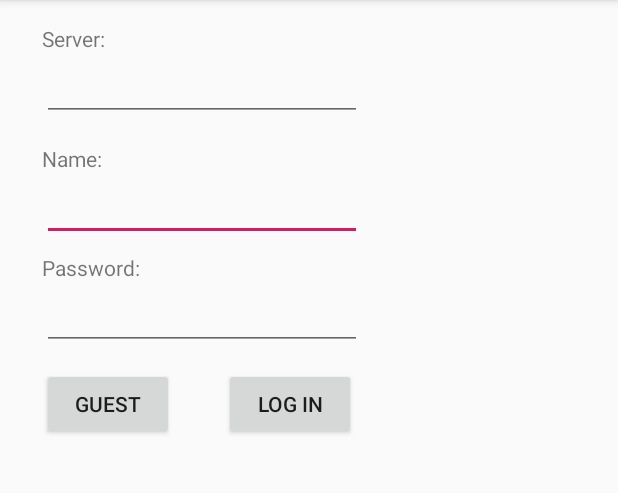
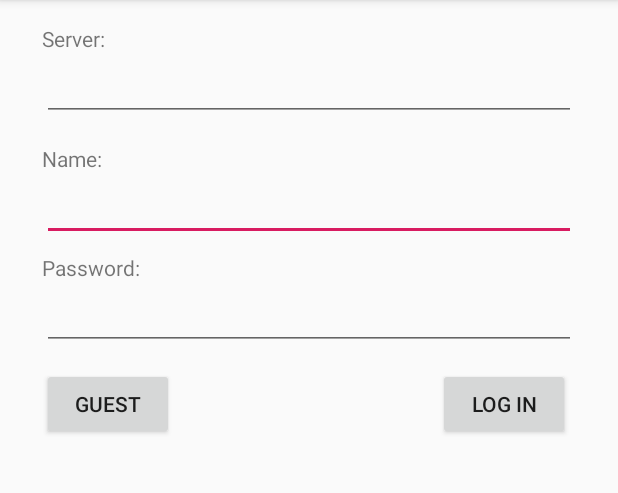
Before and after one commit to AntonEstrela/Proyecto_pes_android, an Android app: the screen it shows after launch (MainActivity), on a phone screen of 412 x 824 dp, the part 84-577 px from its top. Run offline under Robolectric (Android 15) with nearby library versions, the phone set to English and light mode, and no system bars.

Commit message:
ahora ya si?

```diff
--- a/app/src/main/java/com/pes/proyecto/CansonsRecyclerViewAdapter.java
+++ b/app/src/main/java/com/pes/proyecto/CansonsRecyclerViewAdapter.java
@@ -90,8 +90,8 @@ public class CansonsRecyclerViewAdapter extends RecyclerView.Adapter<CansonsRecy
                     new AlertDialog.Builder(context)
                             .setTitle(name2 + " lyrics:")
                             .setMessage(lyrics2)
-                            .setPositiveButton(android.R.string.ok, null)
-                            .setNegativeButton("Delete", new DialogInterface.OnClickListener() {
+                            .setPositiveButton(android.R.string.cancel, null)
+                            .setNegativeButton("Delete song", new DialogInterface.OnClickListener() {
                                 @Override
                                 public void onClick(DialogInterface dialog, int which) {
                                     Delete(name2);
@@ -119,13 +119,14 @@ public class CansonsRecyclerViewAdapter extends RecyclerView.Adapter<CansonsRecy
     }
 
     private static class PostDelete extends HttpPost{
-        public PostDelete(Context context) {
+        PostDelete(Context context) {
             super(context);
         }
 
         @Override
         protected void onPostExecute(String s){
             Toast.makeText(contextWeakReference.get(), s, Toast.LENGTH_SHORT).show();
+
         }
     }
 
--- a/app/src/main/java/com/pes/proyecto/HttpPost.java
+++ b/app/src/main/java/com/pes/proyecto/HttpPost.java
@@ -98,6 +98,7 @@ public abstract class HttpPost extends AsyncTask<JSONObject, Void, String> {
 
     private String getPostDataString(JSONObject params) throws Exception {
 
+        //return params.toString();
         StringBuilder result = new StringBuilder();
         boolean first = true;
 
--- a/app/src/main/res/layout/activity_main.xml
+++ b/app/src/main/res/layout/activity_main.xml
@@ -8,12 +8,13 @@
 
     <EditText
         android:id="@+id/editText"
-        android:layout_width="wrap_content"
+        android:layout_width="0dp"
         android:layout_height="wrap_content"
         android:layout_marginStart="28dp"
+        android:layout_marginEnd="28dp"
         android:ems="10"
         android:inputType="textPersonName"
-        android:text="lola"
+        app:layout_constraintEnd_toEndOf="parent"
         app:layout_constraintStart_toStartOf="parent"
         app:layout_constraintTop_toBottomOf="@+id/textView2" />
 
@@ -39,12 +40,13 @@
 
     <EditText
         android:id="@+id/editText2"
-        android:layout_width="wrap_content"
+        android:layout_width="0dp"
         android:layout_height="wrap_content"
         android:layout_marginStart="28dp"
+        android:layout_marginEnd="28dp"
         android:ems="10"
         android:inputType="textPassword"
-        android:text="lolap"
+        app:layout_constraintEnd_toEndOf="parent"
         app:layout_constraintStart_toStartOf="parent"
         app:layout_constraintTop_toBottomOf="@+id/textView3" />
 
@@ -81,11 +83,13 @@
 
     <EditText
         android:id="@+id/editText3"
-        android:layout_width="wrap_content"
+        android:layout_width="0dp"
         android:layout_height="wrap_content"
         android:layout_marginStart="28dp"
+        android:layout_marginEnd="28dp"
         android:ems="10"
         android:inputType="textPersonName"
+        app:layout_constraintEnd_toEndOf="parent"
         app:layout_constraintStart_toStartOf="parent"
         app:layout_constraintTop_toBottomOf="@+id/textView6" />
 </android.support.constraint.ConstraintLayout>
```
